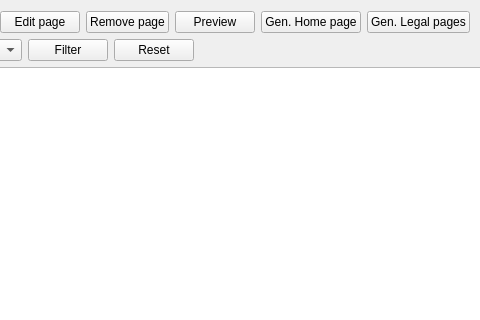
Above: WebsiteEmpire/gui/panes/PanePages.ui from icingerpower/WebsiteEmpire2 before the change; both pictures show x 97 to 577 and y 0 to 320 of the 1280 by 760 pixel window. Below: the same form after it.
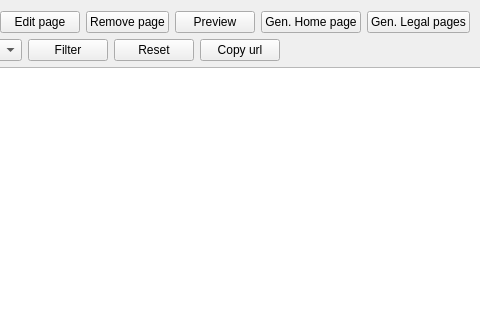
That is the form after the change.

Commit message: Added way to copy urls.

What changed in the file:
```diff
--- a/WebsiteEmpire/gui/panes/PanePages.ui
+++ b/WebsiteEmpire/gui/panes/PanePages.ui
@@ -119,6 +119,13 @@
        </property>
       </widget>
      </item>
+     <item>
+      <widget class="QPushButton" name="buttonCopyUrl">
+       <property name="text">
+        <string>Copy url</string>
+       </property>
+      </widget>
+     </item>
      <item>
       <spacer name="horizontalSpacerFilter">
        <property name="orientation">
```
The commit also changes 3 other files.
